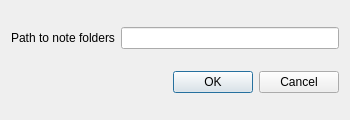
Before: the Qt Designer form src/ui/preferences.ui in hakaishi/nobleNote, drawn with Qt 5.
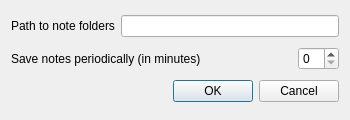
After: the same form once the commit is applied.

Commit message: Saving journal and notes. Save notes when destructor is called. Save-timer is adjustable.

The edit to the form file:
```diff
--- a/src/ui/preferences.ui
+++ b/src/ui/preferences.ui
@@ -24,13 +24,44 @@
    <item row="0" column="1">
     <widget class="QLineEdit" name="lineEdit"/>
    </item>
-   <item row="1" column="0" colspan="2">
+   <item row="2" column="0" colspan="2">
     <widget class="QDialogButtonBox" name="buttonBox">
      <property name="standardButtons">
       <set>QDialogButtonBox::Cancel|QDialogButtonBox::Ok</set>
      </property>
     </widget>
    </item>
+   <item row="1" column="0" colspan="2">
+    <layout class="QGridLayout" name="gridLayout_2">
+     <item row="0" column="0">
+      <widget class="QLabel" name="label_2">
+       <property name="text">
+        <string>Save notes periodically (in minutes)</string>
+       </property>
+      </widget>
+     </item>
+     <item row="0" column="2">
+      <widget class="QSpinBox" name="pSpin">
+       <property name="maximum">
+        <number>60</number>
+       </property>
+      </widget>
+     </item>
+     <item row="0" column="1">
+      <spacer name="horizontalSpacer">
+       <property name="orientation">
+        <enum>Qt::Horizontal</enum>
+       </property>
+       <property name="sizeHint" stdset="0">
+        <size>
+         <width>40</width>
+         <height>20</height>
+        </size>
+       </property>
+      </spacer>
+     </item>
+    </layout>
+   </item>
   </layout>
  </widget>
  <resources/>
```
Left out of the diff: 5 changed lines with no effect on the pictures. The commit also changes 6 other files.
